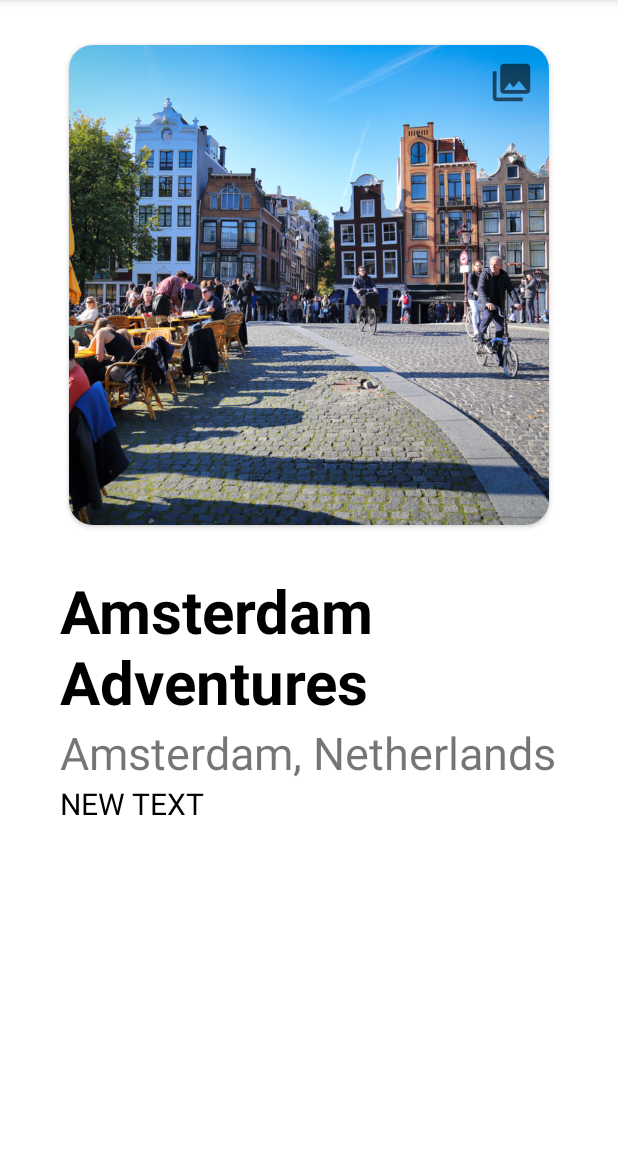
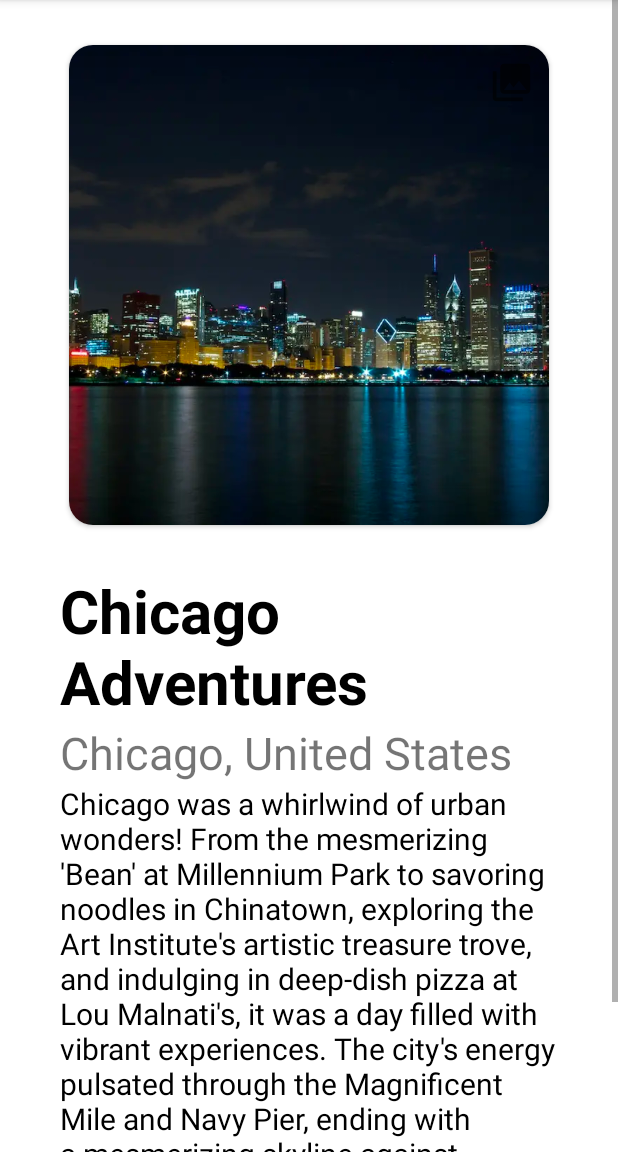
Before and after one commit to wutonytt/TravelTales, an Android app: the fragment YourJournalDescriptionFragment shown on its own in the app's theme, on a phone screen of 412 x 824 dp, the part 84-1236 px from its top. Run offline under Robolectric (Android 15) with nearby library versions, the phone set to English and light mode, and no system bars.

Commit message:
changed chicago journal description

```diff
--- a/app/src/main/java/edu/illinois/cs465/traveltales/ui/map/YourJournalDescriptionFragment.java
+++ b/app/src/main/java/edu/illinois/cs465/traveltales/ui/map/YourJournalDescriptionFragment.java
@@ -4,11 +4,13 @@ import android.os.Bundle;
 import android.view.LayoutInflater;
 import android.view.View;
 import android.view.ViewGroup;
+import android.widget.ImageView;
 import android.widget.TextView;
 
 import androidx.annotation.NonNull;
 import androidx.fragment.app.Fragment;
 
+import edu.illinois.cs465.traveltales.R;
 import edu.illinois.cs465.traveltales.databinding.FragmentUserJournalDescriptionBinding;
 import edu.illinois.cs465.traveltales.ui.search.UserJournalDescriptionFragment;
 
@@ -33,8 +35,18 @@ public class YourJournalDescriptionFragment extends Fragment {
             // change title
 
         final TextView description = binding.description;
+        description.setText("Chicago was a whirlwind of urban wonders! From the mesmerizing 'Bean' at Millennium Park to savoring noodles in Chinatown, exploring the Art Institute's artistic treasure trove, and indulging in deep-dish pizza at Lou Malnati's, it was a day filled with vibrant experiences. The city's energy pulsated through the Magnificent Mile and Navy Pier, ending with a mesmerizing skyline against the night sky—a day etched with Chicago's unique charm and bustling spirit.");
 
-        description.setText("NEW TEXT");
+        final TextView title = binding.Title;
+        title.setText("Chicago Adventures");
+
+        final TextView location = binding.location;
+        location.setText("Chicago, United States");
+
+        final ImageView coverImage = binding.coverImage;
+        coverImage.setImageResource(R.drawable.chicago2);
+
+
 
         return root;
     }
```
Also changed, not shown: app/src/main/res/drawable/chicago2.png (added).
